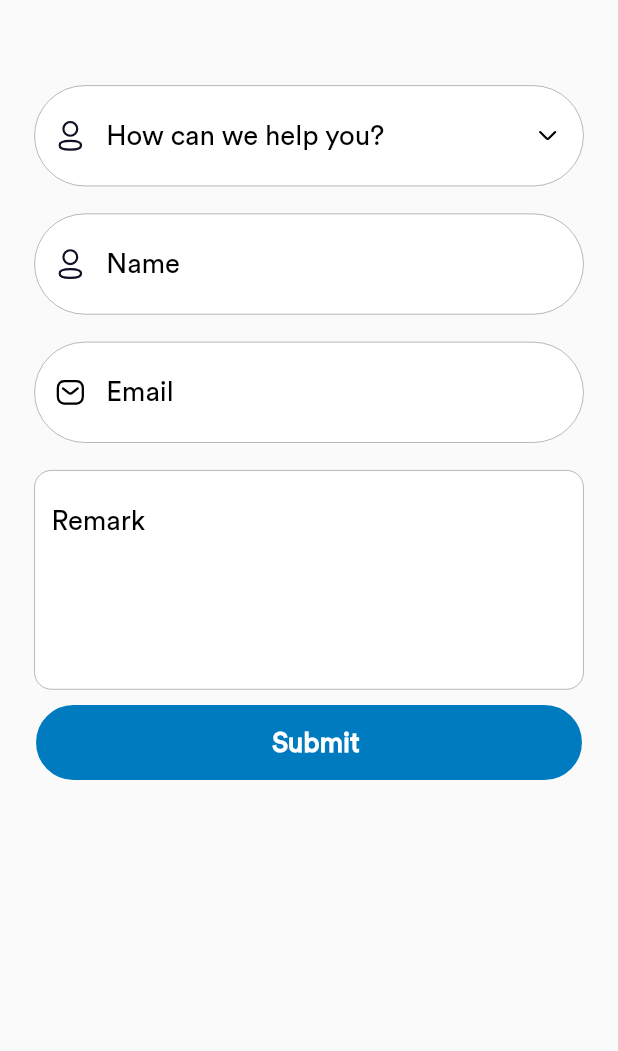
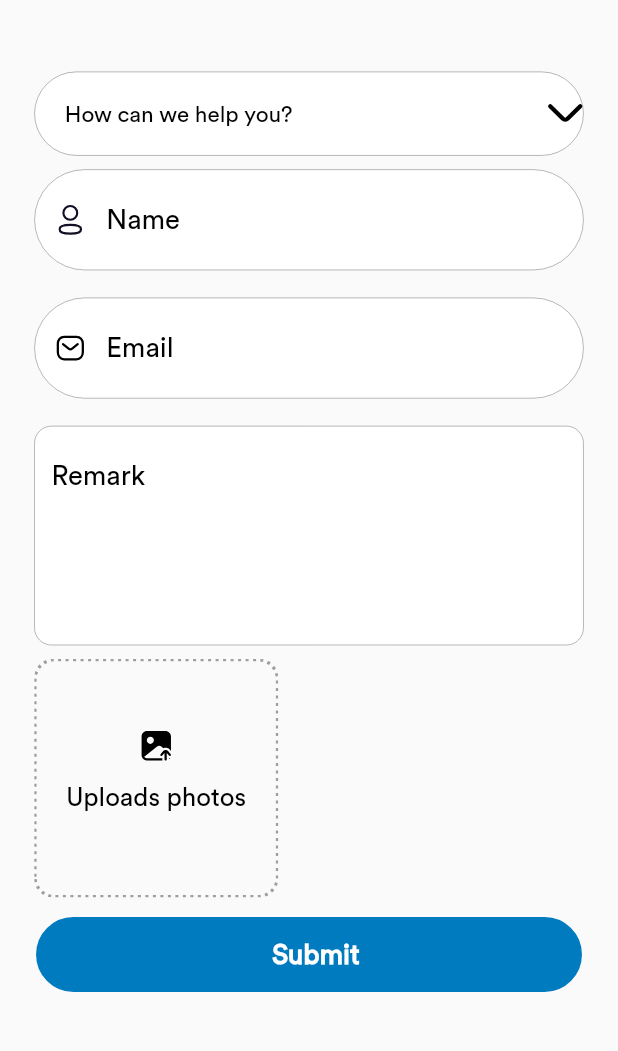
Before and after one commit to MuhammadAsim19/Biz-Pay-Flutter-App, a Flutter app: the customersupport screen opened directly, on a phone screen of 412 x 824 dp, the part 84-1135 px from its top. Run offline on Flutter 3.47's test engine with Material 2 defaults, Android fonts, the phone set to English and light mode, and no system bars; drawn by our look-alikes of dotted_border; our stand-ins replace cached_network_image, connectivity_plus, country_code_picker, file_picker, flutter_bloc, flutter_rating_bar and 10 more; missing offline and left inert: android_path_provider, flutter_downloader; accounts and stored records are empty.

Commit message:
finalized conversion

```diff
--- a/lib/Data/DataSource/Resources/assets.dart
+++ b/lib/Data/DataSource/Resources/assets.dart
@@ -86,5 +86,9 @@ static const String publishIconSuccess='assets/images/publishIconSucces.png';
   static const String hide = 'assets/images/Hide.svg';
   static const String roundBluetick = 'assets/images/RoundBlueTick.svg';
   static const String uploadAttachment = 'assets/images/UploadAttachment.svg';
+  static const String delete  = 'assets/images/Delete.svg';
+  static const String sendbusiness = 'assets/images/sharebusiness.svg';
+  static const String editbusiness = 'assets/images/Editbusiness.svg';
+
 
 }
--- a/lib/Presentation/Widgets/Dashboard/Buisness/AddBuisness/Components/business_details_add.dart
+++ b/lib/Presentation/Widgets/Dashboard/Buisness/AddBuisness/Components/business_details_add.dart
@@ -76,6 +76,7 @@ crossAxisAlignment: CrossAxisAlignment.start,
 
                   }),
                 ),
+
                 10.y,
                 /// year found drop down
                 Container(width: 380,
--- a/lib/Presentation/Widgets/Dashboard/Profile/customer_support.dart
+++ b/lib/Presentation/Widgets/Dashboard/Profile/customer_support.dart
@@ -1,7 +1,9 @@
 import 'package:buysellbiz/Data/DataSource/Resources/Extensions/extensions.dart';
 import 'package:buysellbiz/Data/DataSource/Resources/imports.dart';
 import 'package:buysellbiz/Data/DataSource/Resources/strings.dart';
+import 'package:buysellbiz/Presentation/Common/add_image_widget.dart';
 import 'package:buysellbiz/Presentation/Common/app_buttons.dart';
+import 'package:buysellbiz/Presentation/Common/custom_dropdown.dart';
 import 'package:buysellbiz/Presentation/Common/custom_textfield_with_on_tap.dart';
 import 'package:buysellbiz/Presentation/Common/dialog.dart';
 import 'package:buysellbiz/Presentation/Widgets/Dashboard/Profile/Components/custom_appbar.dart';
@@ -25,18 +27,52 @@ class customersupport extends StatelessWidget {
         child: Padding(
           padding: EdgeInsets.symmetric(horizontal: 20.sp),
           child: Column(
+            crossAxisAlignment: CrossAxisAlignment.start,
             children: [
               40.y,
               Column(
                 crossAxisAlignment: CrossAxisAlignment.start,
                 children: [
-                  CustomTextFieldWithOnTap(
-                      borderRadius: 40.r,
-                      prefixIcon: SvgPicture.asset(Assets.profile),
-                      controller: helpController,
-                      hintText: 'How can we help you? ',
-                      suffixIcon: SvgPicture.asset(Assets.arrowDown),
-                      textInputType: TextInputType.name),
+
+              Container(width: 380,
+                  height: 56,
+                  decoration: ShapeDecoration(
+                    color: Colors.white,
+                    shape: RoundedRectangleBorder(
+                      side: const BorderSide(width: 0.3, color: AppColors.lightGreyColor,),
+
+                      borderRadius: BorderRadius.circular(50),
+                    ),
+                  ),
+                  child: GeneralizedDropDown(
+                    height: 100,
+                    hint: 'How can we help you? ',
+                      width: 100,
+                      isFit: true,
+                      icon: SvgPicture.asset(Assets.dropDownIcon),
+                      style: Styles.circularStdRegular(context,fontSize: 15),
+                      padding: const EdgeInsets.symmetric(horizontal: 20,vertical: 5),
+                      //isBorder: true,
+                      items: const ["Admin","Advisor"], selectedValue: null, onChanged: (onChanged){
+                      helpController.text=onChanged.toString();
+
+                  }),
+                ),
+//  GeneralizedDropDown(
+//   hint: "How can we help you? ",
+//   isBorder: true,
+//                       height: 100.h,
+//                         width: 100.w,
+//                         isFit: true,
+//                         icon: SvgPicture.asset(Assets.dropDownIcon),
+//                         style: Styles.circularStdRegular(context,fontSize: 15),
+//                         padding: const EdgeInsets.symmetric(horizontal: 20,vertical: 5),
+
+//                         items: const ["Admin","Manager"], selectedValue: null, onChanged: (onChanged){
+//                         helpController.text=onChanged.toString();
+
+//                     }),
+
                   CustomTextFieldWithOnTap(
                       borderRadius: 40.r,
                       prefixIcon: SvgPicture.asset(Assets.profile),
@@ -59,6 +95,16 @@ class customersupport extends StatelessWidget {
               ),
 
 // 189.y,
+
+
+     AddImageWidget(
+      height: 66.h,
+      width: 142.w,
+      onTap: (){
+
+     }),
+
+10.y,
               CustomButton(
                 gapWidth: 7.w,
                 imageHeight: 20.h,
```
Also changed, not shown: lib/Presentation/Widgets/Dashboard/Profile/Components/custom_popup_menu.dart (added, +127 -0 lines), lib/Presentation/Widgets/Dashboard/Profile/your_business.dart (+5 -9 lines), assets/images/Delete.svg (added), assets/images/Editbusiness.svg (added), assets/images/Sendbusiness.svg (added), assets/images/sharebusiness.svg (added).
